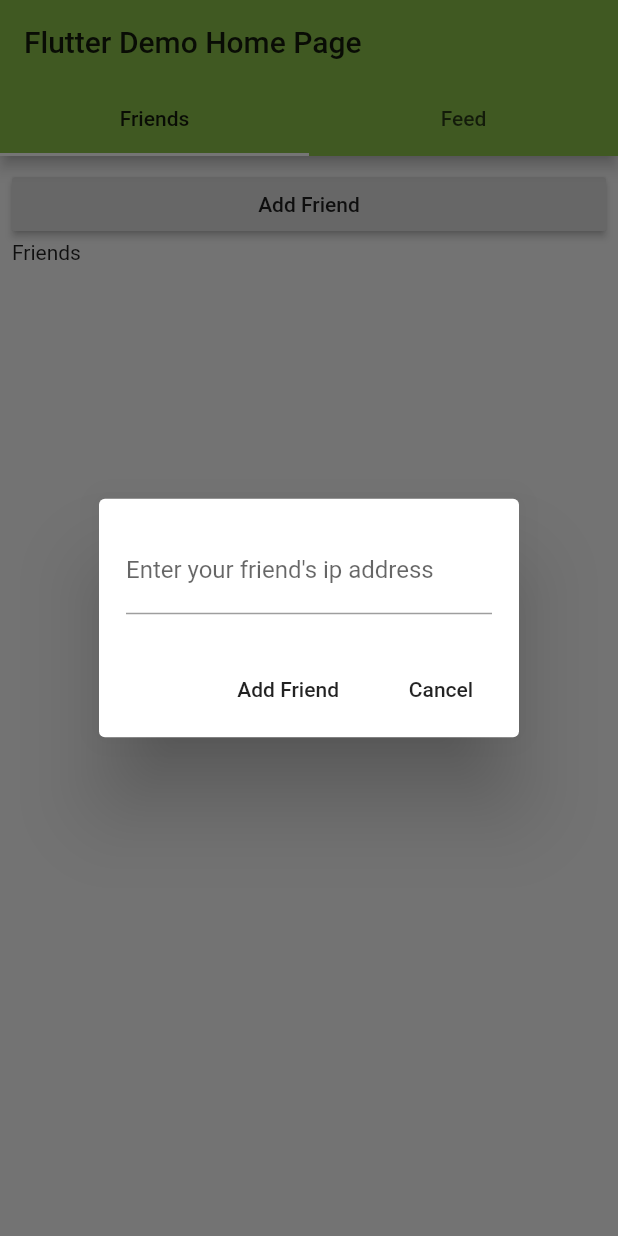
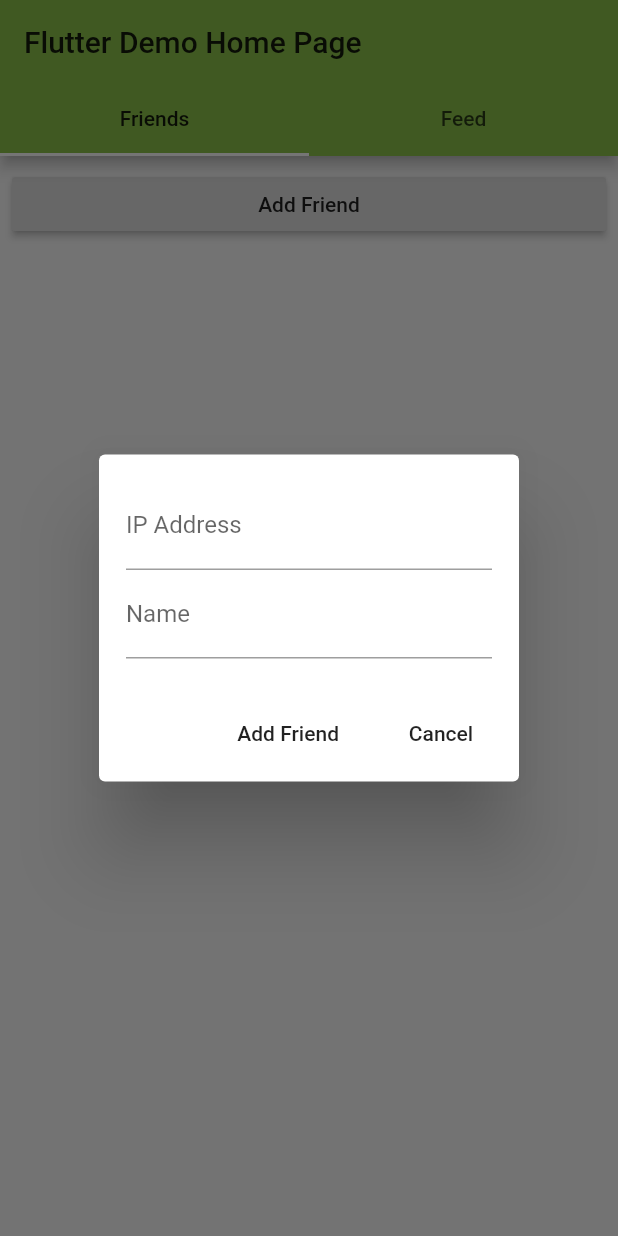
Before and after one commit to ericpinter/image_sharing, a Flutter app: the screen it shows after launch, after a tap on "Add Friend", on a phone screen of 412 x 824 dp. Run offline on Flutter 3.47's test engine with Material 2 defaults, Android fonts, the phone set to English and light mode, and no system bars; our stand-ins replace image_picker.

Commit message:
Moved IP/Name form to Friends page, added friend list

```diff
--- a/lib/friends.dart
+++ b/lib/friends.dart
@@ -10,55 +10,129 @@ class FriendsTab extends StatefulWidget {
 
 class _FriendsTabState extends State<FriendsTab> {
   TextEditingController ipController;
+  TextEditingController nameController;
+  List<Friend> friends = new List<Friend>();
 
   void initState() {
     super.initState();
     ipController = TextEditingController();
+    nameController = TextEditingController();
   }
 
   void dispose() {
-    ipController.dispose();
+    //TODO: Probably impolite to not dispose of these, but they got dumped
+    // whenever the form closed before, which was hard to work with
+
+    //ipController.dispose();
+    //nameController.dispose();
     super.dispose();
   }
 
   @override
   Widget build(BuildContext context) {
-    return ListView(padding: const EdgeInsets.all(8), children: [
-      RaisedButton(onPressed: _addFriend, child: Text("Add Friend")),
-      Text("Friends")
-    ]);
+    return ListView(padding: const EdgeInsets.all(8), children: _renderFriends());
   }
 
   //Widget submitButton = FlatButton(child: Text("Add"), onPressed: () {});
 
   //Widget cancelButton = FlatButton(child: Text("Cancel"), onPressed: () {});
 
-  _addFriend() async {
+  List<Widget> _renderFriends() {
+    List<Widget> friendBlocks = new List<Widget>();
+    friendBlocks.add(RaisedButton(onPressed: _addFriendPrompt, child: Text("Add Friend")));
+    for (Friend f in friends) {
+      Container friendBlock = new Container(
+        height: 50,
+        child: Center (
+          child: Text (f.name)
+        ),
+      );
+
+      friendBlocks.add(friendBlock);
+    }
+    return friendBlocks;
+  }
+
+  _addFriendPrompt() async {
+    final _formKey = GlobalKey<FormState>();
     await showDialog<String>(
       context: context,
       child: new AlertDialog(
           contentPadding: const EdgeInsets.all(18.0),
-          content: new Row(
+          content: new Column(
+            mainAxisSize: MainAxisSize.min,
             children: <Widget>[
-              new Expanded(
-                child: new TextField(
-                  controller: ipController,
-                  decoration: new InputDecoration(
-                      labelText: 'Enter your friend\'s ip address',
-                      hintText: 'eg. 199.59.102.200'),
+                Form(
+                  key: _formKey,
+                  child: Column (
+                    children: [
+                      _ipField(),
+                      _nameField(),
+                    ],
+                  ),
                 ),
-              )
             ],
           ),
           actions: <Widget>[
             new FlatButton(
                 child: Text("Add Friend"),
-                onPressed: () {
-                  Navigator.pop(context);
+                onPressed: () async {
+                  if (_formKey.currentState.validate()) {
+                    setState(() {
+                      _addFriend(ipController.text, nameController.text);
+                    }) ;
+                    Navigator.pop(context);
+                  }
                 }),
             new FlatButton(
                 child: Text("Cancel"), onPressed: () => Navigator.pop(context)),
           ]),
     );
   }
+
+  Widget _ipField() {
+    return TextFormField(
+      controller: ipController,
+      keyboardType: TextInputType.number,
+      validator: _ipValidate,
+      decoration: InputDecoration(
+          labelText: "IP Address"
+      ),
+    );
+  }
+
+  Widget _nameField() {
+    return TextFormField(
+      controller: nameController,
+      keyboardType: TextInputType.name,
+      decoration: InputDecoration(
+          labelText: "Name"
+      ),
+    );
+  }
+
+  void _addFriend(String ipAddr, String name) {
+    Friend f = new Friend(name, ipAddr);
+    friends.add(f);
+  }
+
+  String _ipValidate(String value) {
+    if (value.isEmpty) {
+      return 'Please enter an IP address';
+    }
+    else {
+      List<String> splitList = value.split('.');
+      if (splitList.length != 4) return "Invalid IP Address";
+      for (String substring in splitList) {
+        if (!_isNumeric(substring)) return "Invalid IP Address";
+        int num = int.parse(substring);
+        if (num < 0 || num > 255) return "Invalid IP Address";
+      }
+    }
+    return null;
+  }
+
+  bool _isNumeric(String str) {
+    return double.tryParse(str) != null;
+  }
 }
```
